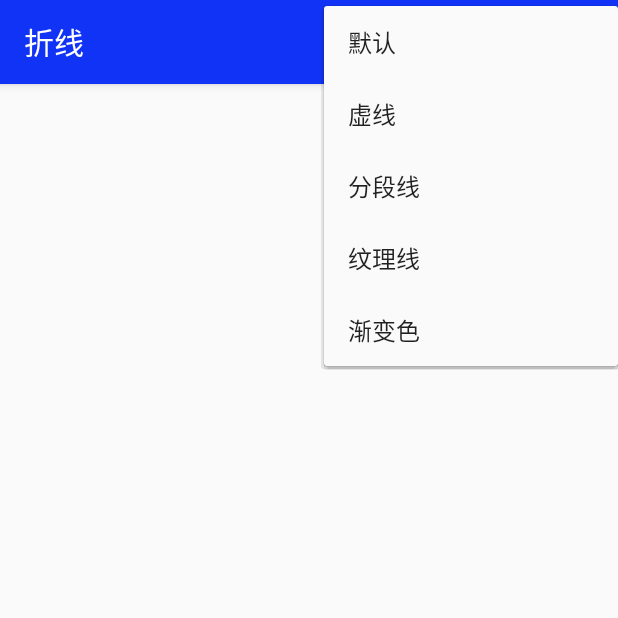
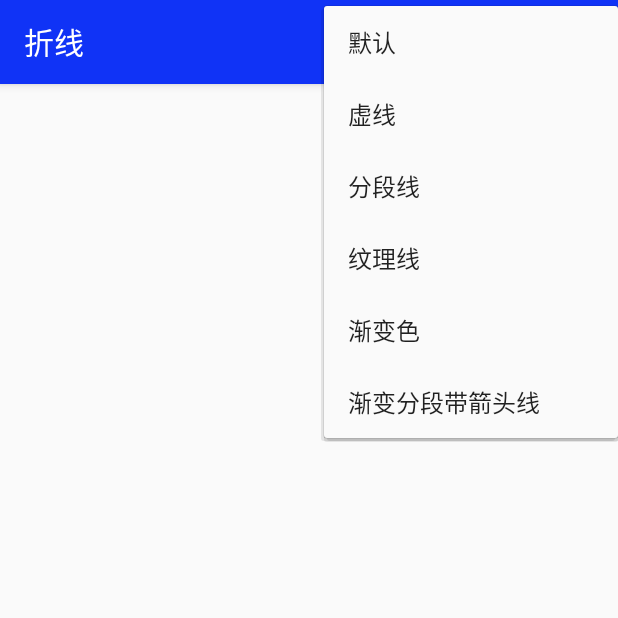
Before and after one commit to TencentLBS/TencentMapDemo_Android, an Android app: the DrawLineActivity screen opened directly, with no data from a screen before it, after a tap on "添加", on a phone screen of 412 x 824 dp, the top half of it. Run offline under Robolectric (Android 15) with nearby library versions, the phone set to English and light mode, and no system bars; 4 statements that could not run were skipped.

Commit message:
[demo]:新增渐变分段带箭头线示例

```diff
--- a/app/src/main/java/com/tencent/map/vector/demo/polyline/DrawLineActivity.java
+++ b/app/src/main/java/com/tencent/map/vector/demo/polyline/DrawLineActivity.java
@@ -25,6 +25,7 @@ public class DrawLineActivity extends AbsMapActivity {
     private int typeColor = 2;
     private int typeArrow = 3;
     private int typeGradient = 4;
+    private int typeArrowGradientColor = 5;
 
     private TencentMap mTencentMap;
     private boolean mHasAdded;
@@ -89,10 +90,25 @@ public class DrawLineActivity extends AbsMapActivity {
                         0xff00ff00, // 线上点 [0, 1] 之间为绿色
                         0xffffff00, // 线上点 [1, 2] 之间为黄色
                         0xffff0000, // 线上点 [2, 3] 之间为红色
-                        0xff131313, // 线上点 [3, 4] 之间为黄色
-                        0xff1033f6  // 线上点 [4, 最后一个点] 之间为绿色
+                        0xff131313, // 线上点 [3, 4] 之间为暗黑色
+                        0xff1033f6  // 线上点 [4, 最后一个点] 之间为蓝色
                 };
                 polyline.setColors(colors, indexes);
+                mHasAdded = true;
+                break;
+            case R.id.menu_add_line_arrow_gradient_color:
+                mTencentMap.clear();
+                polyline = mTencentMap.addPolyline(setLineStyle((typeArrowGradientColor)));
+                int[] indexes1 = {0, 1, 2, 3, 4};
+// 设置每段索引之间的颜色，这个颜色同样支持纹理颜色，即 PolylineOptions.Colors 中定义的 [0, 10] 值
+                int[] colors1 = {
+                        0xff00ff00, // 线上点 [0, 1] 之间为绿色
+                        0xffffff00, // 线上点 [1, 2] 之间为黄色
+                        0xffff0000, // 线上点 [2, 3] 之间为红色
+                        0xff131313, // 线上点 [3, 4] 之间为暗黑色
+                        0xff1033f6  // 线上点 [4, 最后一个点] 之间为蓝色
+                };
+                polyline.setColors(colors1, indexes1);
                 mHasAdded = true;
                 break;
             case R.id.menu_text:
@@ -167,7 +183,15 @@ public class DrawLineActivity extends AbsMapActivity {
                         .lineType(PolylineOptions.LineType.LINE_TYPE_MULTICOLORLINE)
                         .width(20);
                 break;
-
+            case 5:
+                polylineOptions
+                        .arrow(true)
+                        .arrowSpacing(150)
+                        .width(32f)
+                        .arrowTexture(BitmapDescriptorFactory.fromAsset("color_arrow_texture.png"))
+                        .gradient(true)
+                        .lineType(PolylineOptions.LineType.LINE_TYPE_MULTICOLORLINE);
+                break;
         }
         return polylineOptions;
     }
--- a/app/src/main/res/menu/polyline.xml
+++ b/app/src/main/res/menu/polyline.xml
@@ -28,6 +28,10 @@
                 android:id="@+id/menu_add_line_gradient"
                 android:title="@string/menu_title_line_gradient"
                 app:showAsAction="ifRoom" />
+            <item
+                android:id="@+id/menu_add_line_arrow_gradient_color"
+                android:title="@string/menu_title_line_arrow_gradient_color"
+                app:showAsAction="ifRoom" />
         </menu>
     </item>
 
--- a/app/src/main/res/values/demos.xml
+++ b/app/src/main/res/values/demos.xml
@@ -1,7 +1,7 @@
 <?xml version="1.0" encoding="utf-8"?>
 <resources>
 
-    <string name="demo_type">TYPE</string>
+    <string name="demo_type">demo_type_draw</string>
 
     <string-array name="demo_types">
         <item>@string/demo_type_basic</item>
--- a/app/src/main/res/values/strings.xml
+++ b/app/src/main/res/values/strings.xml
@@ -31,6 +31,7 @@
     <string name="menu_title_line_segment">分段线</string>
     <string name="menu_title_line_texture">纹理线</string>
     <string name="menu_title_line_gradient">渐变色</string>
+    <string name="menu_title_line_arrow_gradient_color">渐变分段带箭头线</string>
     <string name="menu_title_marker_rotate">旋转</string>
     <string name="menu_title_marker_scale">缩放</string>
     <string name="menu_title_marker_alpha">渐变</string>
```
